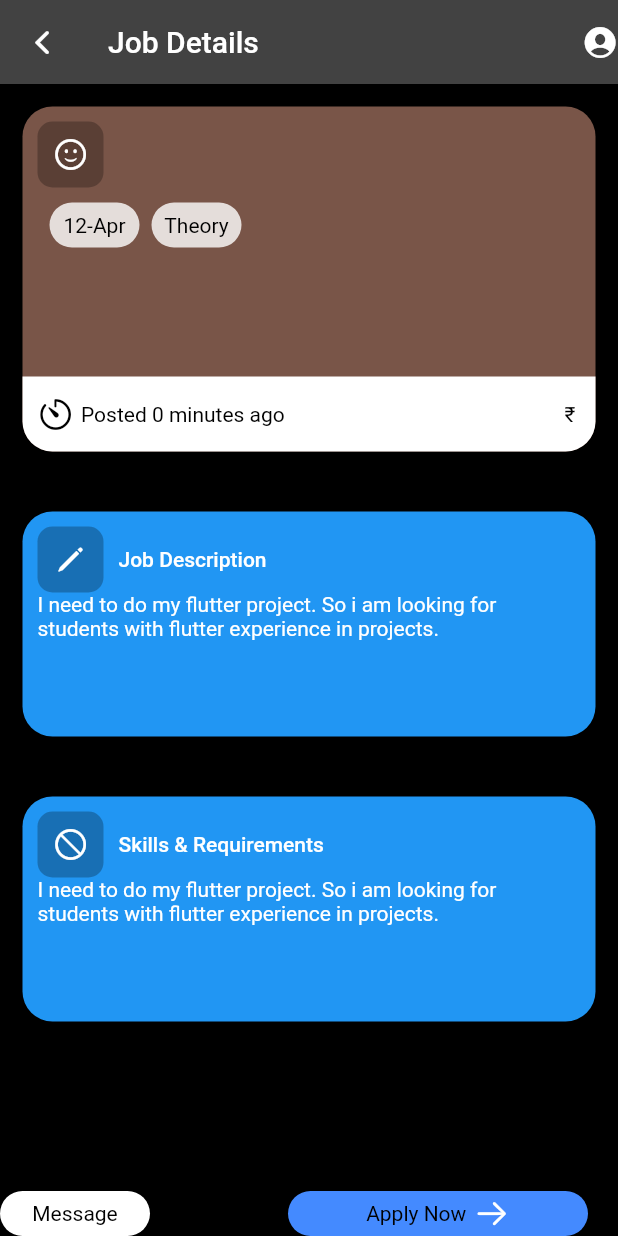
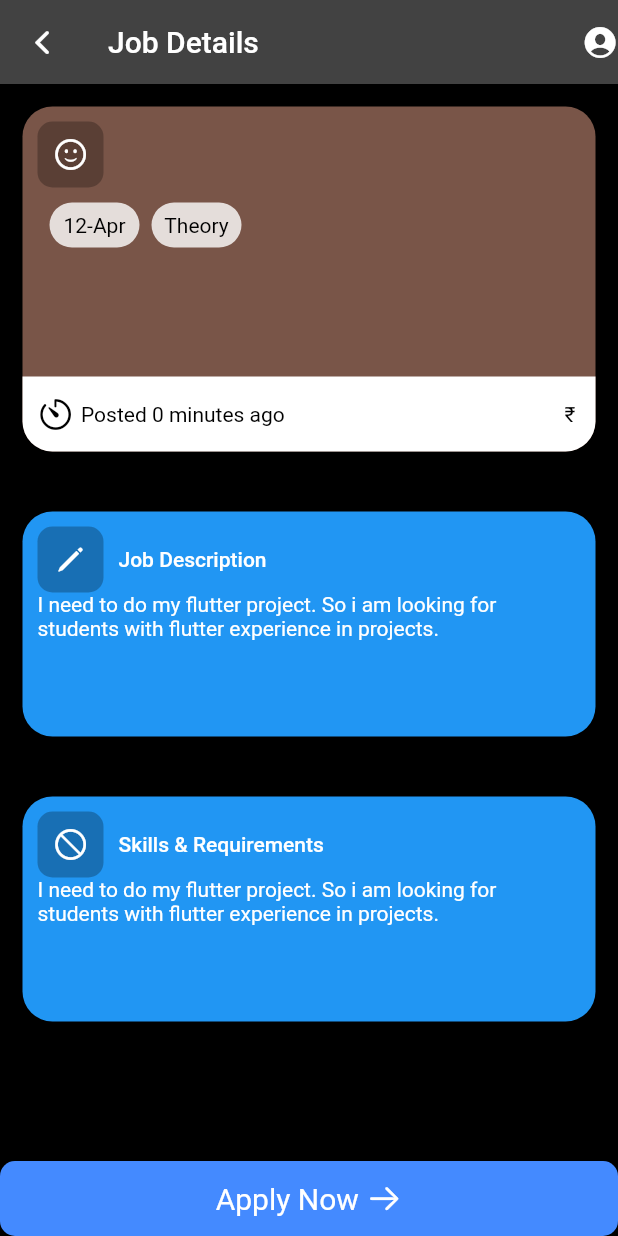
Before and after one commit to Dilshad-N15/flutter_app, a Flutter app: the Description screen opened directly with empty values, on a phone screen of 412 x 824 dp. Run offline on Flutter 3.47's test engine with Material 2 defaults, Android fonts, the phone set to English and light mode, and no system bars; our stand-ins replace cloud_firestore, dropdown_search, firebase_auth, firebase_core, flutter_svg, liquid_pull_to_refresh and 2 more; missing offline and left inert: wiredash; accounts and stored records are empty; network calls fail.

Commit message:
second savepoint

```diff
--- a/lib/data/get_request_box_data.dart
+++ b/lib/data/get_request_box_data.dart
@@ -30,6 +30,10 @@ class GetRequestBoxData extends StatelessWidget {
             Map<String, dynamic> snap =
                 snapshot.data!.data() as Map<String, dynamic>;
 
+            print("got data");
+            print(snap);
+            print("got data");
+
             return RequestBoxWithEdit(
               dSnap: snap,
               col: Colors.primaries[Random().nextInt(
--- a/lib/screens/description.dart
+++ b/lib/screens/description.dart
@@ -119,13 +119,13 @@ class _DescriptionState extends State<Description> {
         ),
       ),
       bottomNavigationBar: Container(
-        height: 30,
+        height: 50,
         width: double.infinity,
         color: Colors.transparent,
         child: Row(
           mainAxisAlignment: MainAxisAlignment.spaceBetween,
           children: [
-            CategoryBox(name: 'Message'),
+            // CategoryBox(name: 'Message'),
             GestureDetector(
               onTap: () {
                 applyToTeach();
--- a/lib/screens/request.dart
+++ b/lib/screens/request.dart
@@ -23,7 +23,9 @@ class _RequestPageState extends State<RequestPage> {
     final user = FirebaseAuth.instance.currentUser!;
     String requestID = const Uuid().v1();
     Request request = Request(
-      topic: _selectedSubject,
+      topic: _selectedSubject == 'Others'
+          ? _topicController.text
+          : _selectedSubject,
       description: _noteController.text,
       uid: user.uid,
       subject: 'Physics',
--- a/lib/utils/apply_box.dart
+++ b/lib/utils/apply_box.dart
@@ -9,11 +9,11 @@ class ApplyBox extends StatelessWidget {
 
   @override
   Widget build(BuildContext context) {
-    return Container(
-      margin: EdgeInsets.symmetric(horizontal: 20),
-      width: 200,
+    return Expanded(
+      child: Container(
+        width: MediaQuery.of(context).size.width,
         decoration: BoxDecoration(
-        borderRadius: BorderRadius.circular(30),
+          borderRadius: BorderRadius.circular(10),
           color: Colors.blueAccent,
         ),
         child: Center(
@@ -23,7 +23,8 @@ class ApplyBox extends StatelessWidget {
               Text(
                 name,
                 style: TextStyle(
-                color: Colors.black,
+                  color: Colors.white,
+                  fontSize: 20,
                 ),
               ),
               SizedBox(
@@ -33,6 +34,7 @@ class ApplyBox extends StatelessWidget {
             ],
           ),
         ),
+      ),
     );
   }
 }
--- a/lib/utils/request_box_with_edit.dart
+++ b/lib/utils/request_box_with_edit.dart
@@ -74,7 +74,7 @@ class RequestBoxWithEdit extends StatelessWidget {
                                       style: TextStyle(
                                           fontWeight: FontWeight.w500),
                                     ),
-                                    Text(dSnap['title']),
+                                    Text(dSnap['topic']),
                                   ],
                                 ),
                               ),
--- a/lib/utils/status_box.dart
+++ b/lib/utils/status_box.dart
@@ -74,7 +74,7 @@ class ApplicationStatusViewBox extends StatelessWidget {
                                       style: TextStyle(
                                           fontWeight: FontWeight.w500),
                                     ),
-                                    Text(dSnap['title']),
+                                    Text(dSnap['topic']),
                                   ],
                                 ),
                               ),
```
Also changed, not shown: lib/screens/homescreen.dart (+11 -11 lines). Lines whose indentation alone changed are shown as unchanged.
